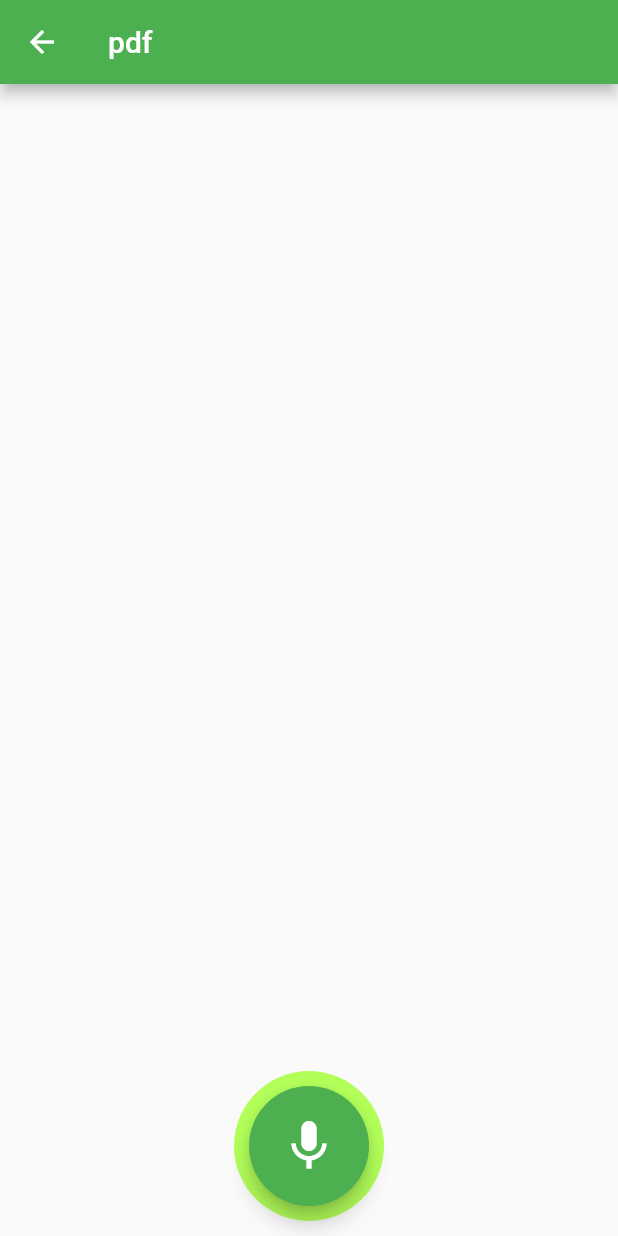
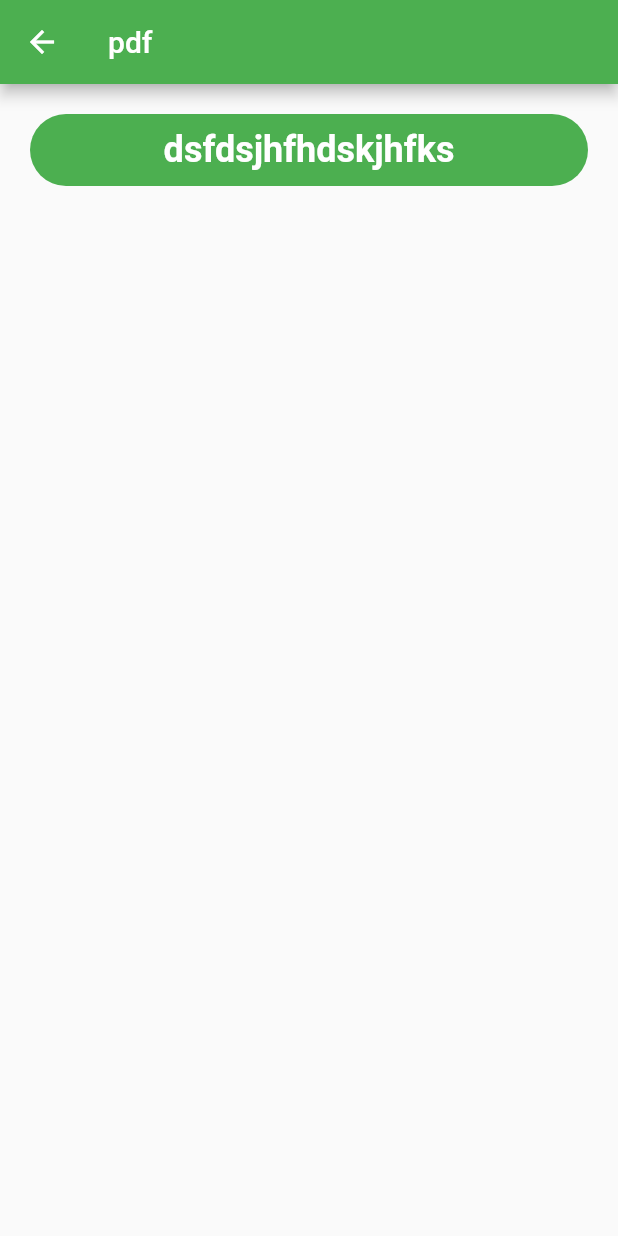
Before and after one commit to netos23/wonderful_text, a Flutter app: the PDFPage screen opened directly, on a phone screen of 412 x 824 dp. Run offline on Flutter 3.47's test engine with Material 2 defaults, Android fonts, the phone set to English and light mode, and no system bars; our stand-ins replace camera, image_picker, toast; missing offline and left inert: clipboard_manager, flutter_sound.

Commit message:
Create note 0.1

```diff
--- a/lib/bar_pages/camera_page.dart
+++ b/lib/bar_pages/camera_page.dart
@@ -33,6 +33,7 @@ class CameraPageState extends State<CameraPage>with WidgetsBindingObserver{
   Widget build(BuildContext context) {
 
     return Scaffold(
+      backgroundColor: Colors.green,
       appBar: AppBar(
         title: Text(title),
         actions: <Widget>[
@@ -526,7 +527,7 @@ class CameraPageConfiguration{
       var data =  configFile.readAsStringSync().split(' ');
       this._language = int.parse(data[0]);
       this._photoQuality = int.parse(data[1]);
-      this._type = int.parse(data[1]);
+      this._type = int.parse(data[2]);
 
     }
 
--- a/lib/bar_pages/mic_page.dart
+++ b/lib/bar_pages/mic_page.dart
@@ -1,7 +1,7 @@
 
 import 'dart:async';
 import 'dart:io';
-import 'package:awsome_text/net/mic_http_client.dart';
+import 'package:awsome_text/net/http_clients.dart';
 import 'package:http/http.dart' as http;
 
 
--- a/lib/bar_pages/pdf_page.dart
+++ b/lib/bar_pages/pdf_page.dart
@@ -1,3 +1,4 @@
+import 'package:awsome_text/widgets/note.dart';
 import 'package:flutter/material.dart';
 
 import 'dart:async';
@@ -18,19 +19,6 @@ class PDFPage extends StatefulWidget{
 
 class PDFPageState extends State<PDFPage>{
 
-  String _path;
-  FlutterSound _recorder;
-
-  PDFPageState() {
-    Future<Directory> tempDir =  getTemporaryDirectory();
-    File outputFile;
-    tempDir.then((value) => {
-    outputFile =  File('${value.path}/flutter_sound_tmp.aac'),
-        _path = outputFile.path
-    });
-
-    _recorder = new FlutterSound();
-  }
 
   @override
   Widget build(BuildContext context) {
@@ -39,8 +27,9 @@ class PDFPageState extends State<PDFPage>{
       appBar: AppBar(
         title: Text("pdf"),
       ),
-      floatingActionButton: AudioRecorder(_recorder, _path,(){}),
-      floatingActionButtonLocation: FloatingActionButtonLocation.centerDocked,
+      body: Note(
+        'dsfdsjhfhdskjhfks'
+      ),
     );
   }
 
--- /dev/null
+++ b/lib/widgets/note.dart
@@ -0,0 +1,55 @@
+import 'package:flutter/material.dart';
+import 'dart:io';
+import 'package:path_provider/path_provider.dart';
+import 'package:uuid/uuid.dart';
+
+class Note extends StatelessWidget{
+
+  double _width;
+  Color _background;
+  Color _textColor;
+  double _textSize;
+
+  String _text;
+  String _path;
+
+  Note(this._text,{
+    width: 400.0,
+    background: Colors.green,
+    textColor: Colors.white,
+    textSize: 24.0,
+  }){
+    this._width = width;
+    this._background = background;
+    this._textColor = textColor;
+    this._textSize = textSize;
+  }
+
+
+  @override
+  Widget build(BuildContext context) {
+    return IntrinsicHeight(
+      child: Center(
+        child: Container(
+          width: _width,
+          padding: const EdgeInsets.all(10),
+          margin:  const EdgeInsets.all(20),
+          decoration: BoxDecoration(
+            borderRadius: BorderRadius.all(Radius.circular(25)),
+            color: _background,
+          ),
+          child: Text(
+            _text,
+            textAlign: TextAlign.center,
+            style: TextStyle(
+              color: _textColor,
+              fontSize: _textSize,
+              fontWeight: FontWeight.bold
+            ),
+          ),
+        ),
+      ),
+    );
+  }
+
+}
```
Also changed, not shown: lib/net/http_clients.dart (added, +143 -0 lines), lib/net/mic_http_client.dart (deleted, +0 -88 lines), lib/net/post.dart (+20 -2 lines), lib/net/response.dart (+4 -4 lines), 1 other file.
